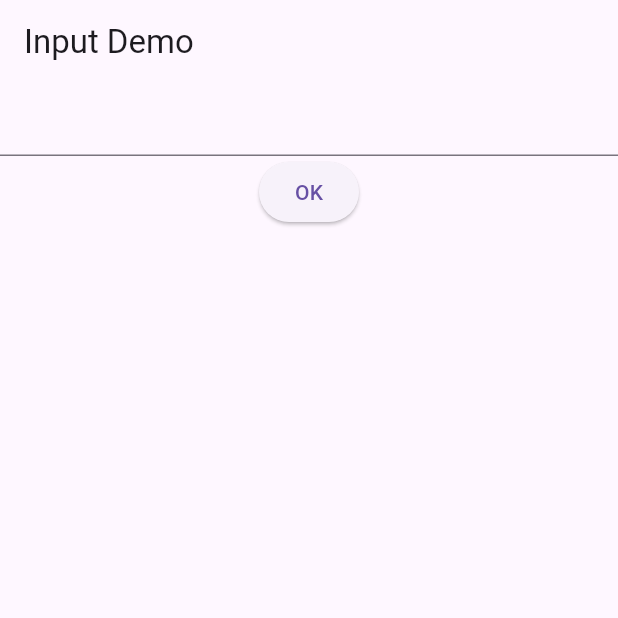
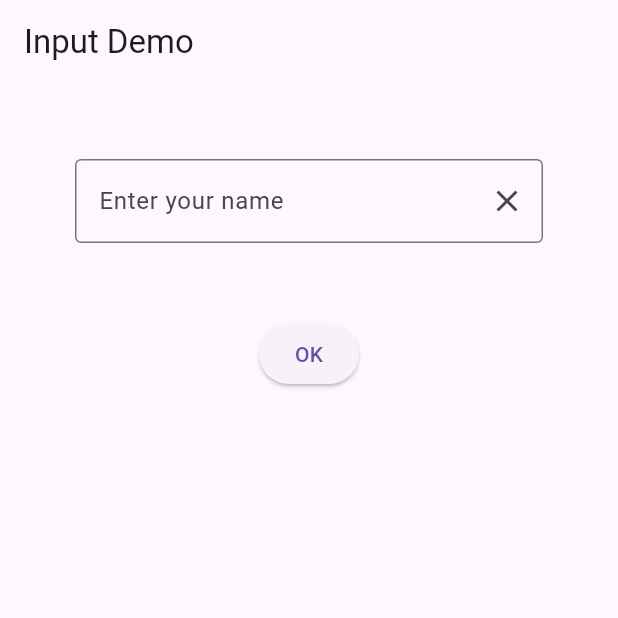
Before and after one commit to FRAmyZ010/MFU-MobileAppDev, a Flutter app: the screen it shows after launch, after a tap on "OK", on a phone screen of 412 x 824 dp, the top half of it. Run offline on Flutter 3.47's test engine with Material 3 defaults, Android fonts, the phone set to English and light mode, and no system bars; missing offline and left inert: dart:ffi.

Commit message:
Enhance InputDemo TextField with padding and clear button for improved user experience

```diff
--- a/Week5/myapp/lib/main.dart
+++ b/Week5/myapp/lib/main.dart
@@ -2,5 +2,5 @@ import 'package:flutter/material.dart';
 import 'package:myapp/week04/input_demo.dart';
 
 void main() {
-  runApp(MaterialApp(home: InputDemo()));
+  runApp(MaterialApp(home: InputDemo(), debugShowCheckedModeBanner: false));
 }
--- a/Week5/myapp/lib/week04/input_demo.dart
+++ b/Week5/myapp/lib/week04/input_demo.dart
@@ -24,8 +24,23 @@ class _InputDemoState extends State<InputDemo> {
       appBar: AppBar(title: Text('Input Demo')),
       body: Column(
         children: [
-          TextField(controller: tcName),
+          Padding(
+            padding: const EdgeInsets.all(50.0),
+            child: TextField(
+              controller: tcName,
+              decoration: InputDecoration(
+                border: OutlineInputBorder(),
+                labelText: 'Enter your name',
+                suffixIcon: IconButton(
+                  onPressed: tcName.clear,
+                  icon: Icon(Icons.clear),
+                ),
+              ),
+            ),
+          ),
+
           ElevatedButton(onPressed: updateMessage, child: Text('OK')),
+          SizedBox(height: 16),
           Text(msg),
         ],
       ),
```
